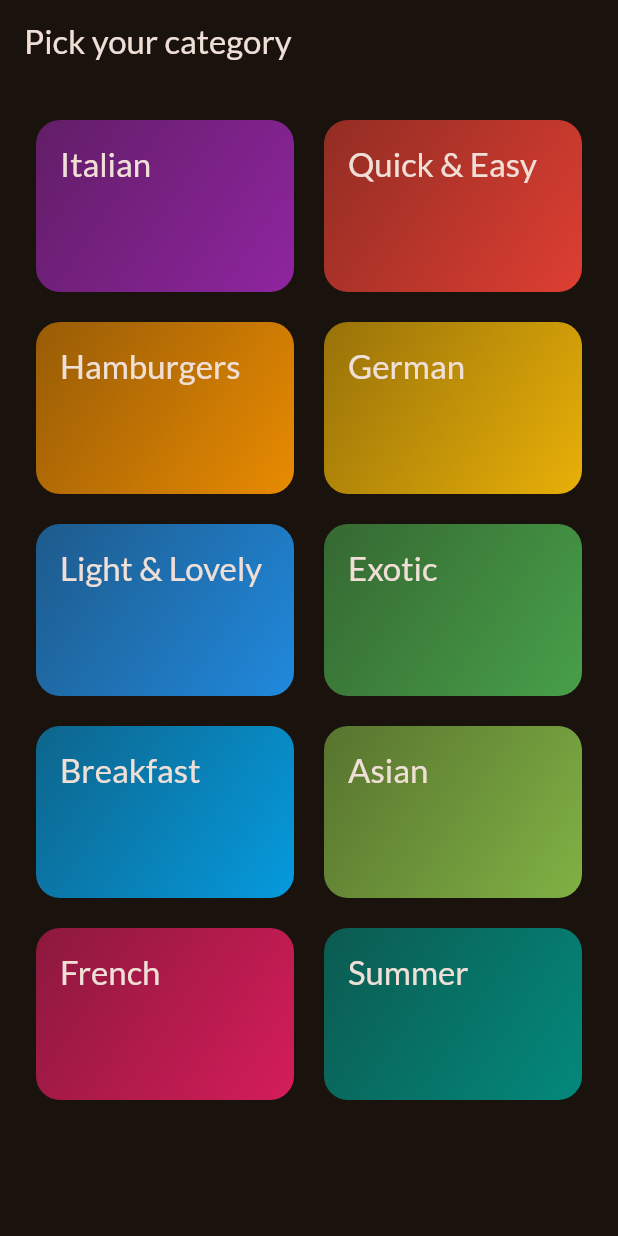
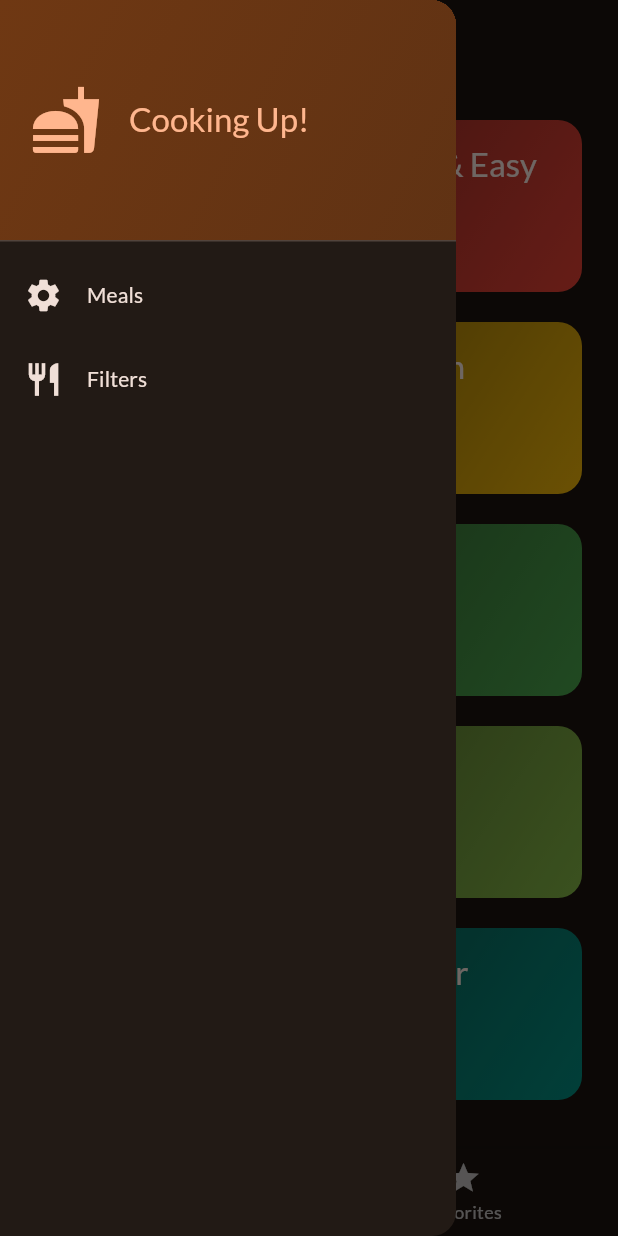
Before and after one commit to Andrielson/flutter-meals, a Flutter app: the screen it shows after launch, with the side drawer open (before the commit the screen has no drawer), on a phone screen of 412 x 824 dp. Run offline on Flutter 3.47's test engine with Material 3 defaults, Android fonts, the phone set to English and light mode, and no system bars; our stand-ins replace google_fonts, transparent_image.

Commit message:
section 8 finished

```diff
--- a/lib/main.dart
+++ b/lib/main.dart
@@ -1,7 +1,7 @@
 import 'package:flutter/material.dart';
 
 import 'package:google_fonts/google_fonts.dart';
-import 'package:meals/screens/categories.dart';
+import 'package:meals/screens/tabs.dart';
 
 final theme = ThemeData(
   colorScheme: ColorScheme.fromSeed(
@@ -22,7 +22,7 @@ class App extends StatelessWidget {
   Widget build(BuildContext context) {
     return MaterialApp(
       theme: theme,
-      home: const CategoriesScreen(),
+      home: const TabsScreen(),
     );
   }
 }
--- a/lib/screens/categories.dart
+++ b/lib/screens/categories.dart
@@ -1,14 +1,22 @@
 import 'package:flutter/material.dart';
 import 'package:meals/data/dummy_data.dart';
 import 'package:meals/models/category.dart';
+import 'package:meals/models/meal.dart';
 import 'package:meals/screens/meals.dart';
 import 'package:meals/widgets/category_grid_item.dart';
 
 class CategoriesScreen extends StatelessWidget {
-  const CategoriesScreen({super.key});
+  final void Function(Meal meal) onToggleFavorite;
+  final List<Meal> availableMeals;
+
+  const CategoriesScreen({
+    super.key,
+    required this.onToggleFavorite,
+    required this.availableMeals,
+  });
 
   void _selectCategory(BuildContext context, Category category) {
-    final filteredMeals = dummyMeals
+    final filteredMeals = availableMeals
         .where((meal) => meal.categories.contains(category.id))
         .toList();
 
@@ -16,16 +24,13 @@ class CategoriesScreen extends StatelessWidget {
         builder: (ctx) => MealsScreen(
               title: category.title,
               meals: filteredMeals,
+              onToggleFavorite: onToggleFavorite,
             )));
   }
 
   @override
   Widget build(BuildContext context) {
-    return Scaffold(
-      appBar: AppBar(
-        title: const Text('Pick your category'),
-      ),
-      body: GridView(
+    return GridView(
       padding: const EdgeInsets.all(24),
       gridDelegate: const SliverGridDelegateWithFixedCrossAxisCount(
         crossAxisCount: 2,
@@ -40,7 +45,6 @@ class CategoriesScreen extends StatelessWidget {
             onSelectCategory: () => _selectCategory(context, category),
           )
       ],
-      ),
     );
   }
 }
--- /dev/null
+++ b/lib/screens/tabs.dart
@@ -0,0 +1,128 @@
+import 'package:flutter/material.dart';
+import 'package:meals/data/dummy_data.dart';
+import 'package:meals/models/meal.dart';
+import 'package:meals/screens/categories.dart';
+import 'package:meals/screens/filters.dart';
+import 'package:meals/screens/meals.dart';
+import 'package:meals/widgets/main_drawer.dart';
+
+const kInitialFilters = {
+  Filter.glutenFree: false,
+  Filter.lactoseFree: false,
+  Filter.vegetarian: false,
+  Filter.vegan: false,
+};
+
+class TabsScreen extends StatefulWidget {
+  const TabsScreen({super.key});
+
+  @override
+  State<TabsScreen> createState() {
+    return _TabsScreenState();
+  }
+}
+
+class _TabsScreenState extends State<TabsScreen> {
+  int _selectedPageIndex = 0;
+  final List<Meal> _favoriteMeals = [];
+  Map<Filter, bool> _selectedFilters = kInitialFilters;
+
+  void _showInfoMessage(String message) {
+    ScaffoldMessenger.of(context).clearSnackBars();
+    ScaffoldMessenger.of(context).showSnackBar(SnackBar(
+      content: Text(message),
+    ));
+  }
+
+  void _toggleMealFavoriteStatus(Meal meal) {
+    final isExisting = _favoriteMeals.contains(meal);
+
+    if (isExisting) {
+      setState(() {
+        _favoriteMeals.remove(meal);
+      });
+      _showInfoMessage('Meal is no longer a favorite.');
+    } else {
+      setState(() {
+        _favoriteMeals.add(meal);
+        _showInfoMessage('Marked as favorite.');
+      });
+    }
+  }
+
+  void _selectPage(int index) {
+    setState(() {
+      _selectedPageIndex = index;
+    });
+  }
+
+  void _setScreen(String identifier) async {
+    Navigator.of(context).pop();
+    if (identifier == 'filters') {
+      final result = await Navigator.of(context).push<Map<Filter, bool>>(
+        MaterialPageRoute(
+          builder: (_) => FiltersScreen(
+            currentFilters: _selectedFilters,
+          ),
+        ),
+      );
+      setState(() {
+        _selectedFilters = result ?? kInitialFilters;
+      });
+    }
+  }
+
+  @override
+  Widget build(BuildContext context) {
+    final availableMeals = dummyMeals.where((meal) {
+      if (_selectedFilters[Filter.glutenFree]! && !meal.isGlutenFree) {
+        return false;
+      }
+      if (_selectedFilters[Filter.lactoseFree]! && !meal.isLactoseFree) {
+        return false;
+      }
+      if (_selectedFilters[Filter.vegetarian]! && !meal.isVegetarian) {
+        return false;
+      }
+      if (_selectedFilters[Filter.vegan]! && !meal.isVegan) {
+        return false;
+      }
+      return true;
+    }).toList();
+
+    Widget activePage = CategoriesScreen(
+      availableMeals: availableMeals,
+      onToggleFavorite: _toggleMealFavoriteStatus,
+    );
+    var activePageTitle = 'Categories';
+
+    if (_selectedPageIndex == 1) {
+      activePage = MealsScreen(
+        meals: _favoriteMeals,
+        onToggleFavorite: _toggleMealFavoriteStatus,
+      );
+      activePageTitle = 'Your Favorites';
+    }
+
+    return Scaffold(
+      appBar: AppBar(
+        title: Text(activePageTitle),
+      ),
+      drawer: MainDrawer(
+        onSelectScreen: _setScreen,
+      ),
+      body: activePage,
+      bottomNavigationBar: BottomNavigationBar(
+        onTap: _selectPage,
+        currentIndex: _selectedPageIndex,
+        items: const [
+          BottomNavigationBarItem(
+            icon: Icon(Icons.set_meal),
+            label: 'Categories',
+          ),
+          BottomNavigationBarItem(icon: Icon(Icons.star), label: 'Favorites'),
+        ],
+      ),
+    );
+  }
+}
--- /dev/null
+++ b/lib/widgets/main_drawer.dart
@@ -0,0 +1,84 @@
+import 'package:flutter/material.dart';
+
+class MainDrawer extends StatelessWidget {
+  final void Function(String identifier) onSelectScreen;
+
+  const MainDrawer({super.key, required this.onSelectScreen});
+
+  @override
+  Widget build(BuildContext context) {
+    return Drawer(
+      child: Column(
+        children: [
+          DrawerHeader(
+            padding: const EdgeInsets.all(20),
+            decoration: BoxDecoration(
+              gradient: LinearGradient(
+                colors: [
+                  Theme.of(context).colorScheme.primaryContainer,
+                  Theme.of(context)
+                      .colorScheme
+                      .primaryContainer
+                      .withOpacity(0.8),
+                ],
+                begin: Alignment.topLeft,
+                end: Alignment.bottomRight,
+              ),
+            ),
+            child: Row(
+              children: [
+                Icon(
+                  Icons.fastfood,
+                  size: 48,
+                  color: Theme.of(context).colorScheme.primary,
+                ),
+                const SizedBox(width: 18),
+                Text(
+                  'Cooking Up!',
+                  style: Theme.of(context)
+                      .textTheme
+                      .titleLarge!
+                      .copyWith(color: Theme.of(context).colorScheme.primary),
+                ),
+              ],
+            ),
+          ),
+          ListTile(
+            leading: Icon(
+              Icons.settings,
+              size: 26,
+              color: Theme.of(context).colorScheme.onBackground,
+            ),
+            title: Text(
+              'Meals',
+              style: Theme.of(context)
+                  .textTheme
+                  .titleSmall!
+                  .copyWith(color: Theme.of(context).colorScheme.onBackground),
+            ),
+            onTap: () {
+              onSelectScreen('meals');
+            },
+          ),
+          ListTile(
+            leading: Icon(
+              Icons.restaurant,
+              size: 26,
+              color: Theme.of(context).colorScheme.onBackground,
+            ),
+            title: Text(
+              'Filters',
+              style: Theme.of(context)
+                  .textTheme
+                  .titleSmall!
+                  .copyWith(color: Theme.of(context).colorScheme.onBackground),
+            ),
+            onTap: () {
+              onSelectScreen('filters');
+            },
+          ),
+        ],
+      ),
+    );
+  }
+}
```
Also changed, not shown: lib/screens/filters.dart (added, +142 -0 lines), lib/screens/meals.dart (+17 -8 lines), lib/screens/meals_details.dart (+10 -0 lines). Lines whose indentation alone changed are shown as unchanged.
